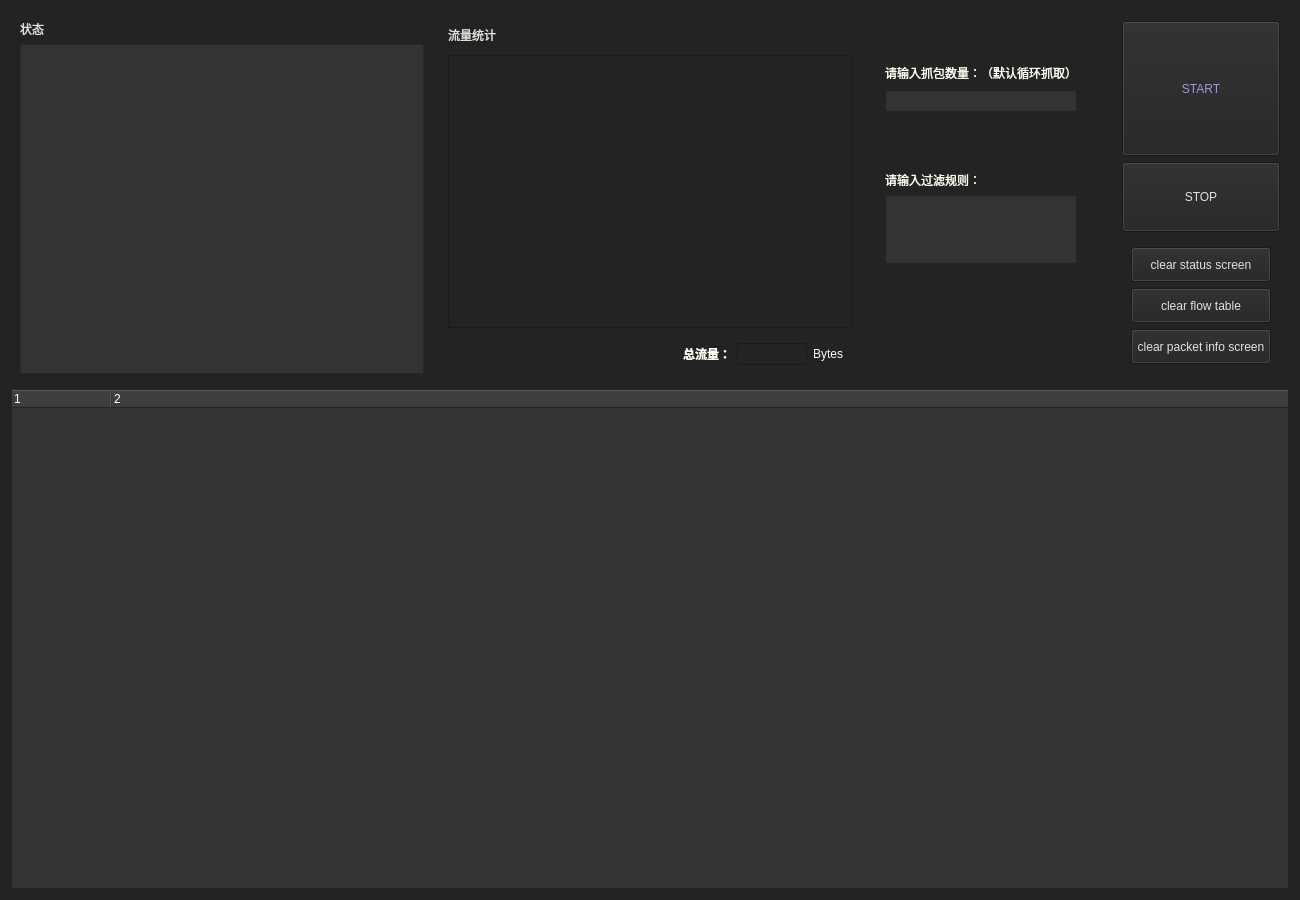
Qt form widget.ui (AnjaVon-vv/Sniffer) before a commit.
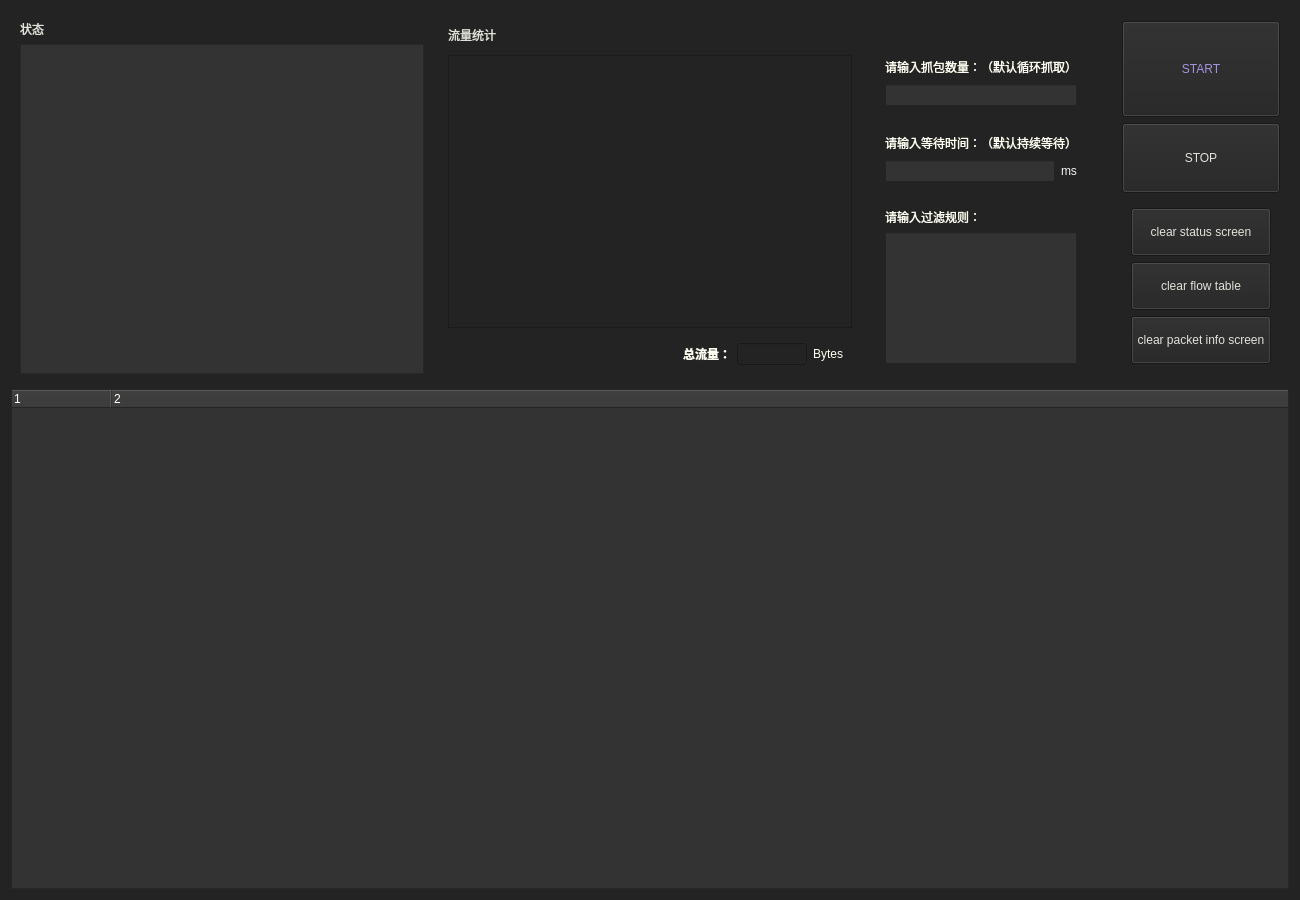
The same form after that commit. Icons and pictures are not drawn.

Commit message: 增加时间限制

The edit to the form file:
```diff
--- a/widget.ui
+++ b/widget.ui
@@ -120,150 +120,6 @@
       </size>
      </property>
      <layout class="QGridLayout" name="gridLayout_2">
-      <item row="1" column="0" rowspan="2">
-       <widget class="QWidget" name="widget_3" native="true">
-        <layout class="QVBoxLayout" name="verticalLayout_4">
-         <item>
-          <widget class="QLabel" name="label_8">
-           <property name="sizePolicy">
-            <sizepolicy hsizetype="Preferred" vsizetype="Maximum">
-             <horstretch>0</horstretch>
-             <verstretch>0</verstretch>
-            </sizepolicy>
-           </property>
-           <property name="styleSheet">
-            <string notr="true">color: rgb(255,255,243);</string>
-           </property>
-           <property name="text">
-            <string>请输入过滤规则：</string>
-           </property>
-          </widget>
-         </item>
-         <item>
-          <widget class="QLineEdit" name="filterLine">
-           <property name="sizePolicy">
-            <sizepolicy hsizetype="Expanding" vsizetype="Preferred">
-             <horstretch>0</horstretch>
-             <verstretch>0</verstretch>
-            </sizepolicy>
-           </property>
-           <property name="styleSheet">
-            <string notr="true">color: rgb(255, 255, 243);
-background-color: rgb(51, 51, 51);</string>
-           </property>
-           <property name="text">
-            <string/>
-           </property>
-           <property name="maxLength">
-            <number>20</number>
-           </property>
-           <property name="cursorPosition">
-            <number>0</number>
-           </property>
-          </widget>
-         </item>
-         <item>
-          <spacer name="verticalSpacer">
-           <property name="orientation">
-            <enum>Qt::Vertical</enum>
-           </property>
-           <property name="sizeType">
-            <enum>QSizePolicy::Fixed</enum>
-           </property>
-           <property name="sizeHint" stdset="0">
-            <size>
-             <width>20</width>
-             <height>100</height>
-            </size>
-           </property>
-          </spacer>
-         </item>
-        </layout>
-       </widget>
-      </item>
-      <item row="0" column="0">
-       <widget class="QWidget" name="widget_2" native="true">
-        <property name="sizePolicy">
-         <sizepolicy hsizetype="Preferred" vsizetype="Minimum">
-          <horstretch>0</horstretch>
-          <verstretch>0</verstretch>
-         </sizepolicy>
-        </property>
-        <property name="minimumSize">
-         <size>
-          <width>0</width>
-          <height>70</height>
-         </size>
-        </property>
-        <property name="maximumSize">
-         <size>
-          <width>16777215</width>
-          <height>70</height>
-         </size>
-        </property>
-        <layout class="QVBoxLayout" name="verticalLayout_3">
-         <item>
-          <widget class="QLabel" name="label_4">
-           <property name="sizePolicy">
-            <sizepolicy hsizetype="Preferred" vsizetype="Maximum">
-             <horstretch>0</horstretch>
-             <verstretch>0</verstretch>
-            </sizepolicy>
-           </property>
-           <property name="styleSheet">
-            <string notr="true">color: rgb(255,255,243);</string>
-           </property>
-           <property name="text">
-            <string>请输入抓包数量：（默认循环抓取）</string>
-           </property>
-          </widget>
-         </item>
-         <item>
-          <widget class="QLineEdit" name="inputLineEdit">
-           <property name="sizePolicy">
-            <sizepolicy hsizetype="Expanding" vsizetype="Maximum">
-             <horstretch>0</horstretch>
-             <verstretch>0</verstretch>
-            </sizepolicy>
-           </property>
-           <property name="styleSheet">
-            <string notr="true">color: rgb(255, 255, 243);
-background-color: rgb(51, 51, 51);</string>
-           </property>
-           <property name="text">
-            <string/>
-           </property>
-           <property name="maxLength">
-            <number>20</number>
-           </property>
-           <property name="cursorPosition">
-            <number>0</number>
-           </property>
-          </widget>
-         </item>
-        </layout>
-       </widget>
-      </item>
-      <item row="0" column="2">
-       <widget class="QToolButton" name="startBtn">
-        <property name="sizePolicy">
-         <sizepolicy hsizetype="Expanding" vsizetype="Expanding">
-          <horstretch>0</horstretch>
-          <verstretch>0</verstretch>
-         </sizepolicy>
-        </property>
-        <property name="cursor">
-         <cursorShape>PointingHandCursor</cursorShape>
-        </property>
-        <property name="styleSheet">
-         <string notr="true">color: rgb(165, 147, 224);
-font: 75 23pt &quot;URW Bookman L&quot;;</string>
-        </property>
-        <property name="text">
-         <string>START</string>
-        </property>
-       </widget>
-      </item>
       <item row="0" column="1">
        <spacer name="horizontalSpacer">
         <property name="orientation">
@@ -280,7 +136,245 @@
         </property>
        </spacer>
       </item>
+      <item row="0" column="2" rowspan="2">
+       <widget class="QToolButton" name="startBtn">
+        <property name="sizePolicy">
+         <sizepolicy hsizetype="Expanding" vsizetype="Expanding">
+          <horstretch>0</horstretch>
+          <verstretch>0</verstretch>
+         </sizepolicy>
+        </property>
+        <property name="cursor">
+         <cursorShape>PointingHandCursor</cursorShape>
+        </property>
+        <property name="styleSheet">
+         <string notr="true">color: rgb(165, 147, 224);
+font: 75 23pt &quot;URW Bookman L&quot;;</string>
+        </property>
+        <property name="text">
+         <string>START</string>
+        </property>
+       </widget>
+      </item>
+      <item row="1" column="0">
+       <widget class="QWidget" name="widget_2" native="true">
+        <property name="sizePolicy">
+         <sizepolicy hsizetype="Preferred" vsizetype="Minimum">
+          <horstretch>0</horstretch>
+          <verstretch>0</verstretch>
+         </sizepolicy>
+        </property>
+        <property name="minimumSize">
+         <size>
+          <width>0</width>
+          <height>70</height>
+         </size>
+        </property>
+        <property name="maximumSize">
+         <size>
+          <width>16777215</width>
+          <height>70</height>
+         </size>
+        </property>
+        <layout class="QVBoxLayout" name="verticalLayout_3">
+         <item>
+          <widget class="QLabel" name="label_4">
+           <property name="sizePolicy">
+            <sizepolicy hsizetype="Preferred" vsizetype="Maximum">
+             <horstretch>0</horstretch>
+             <verstretch>0</verstretch>
+            </sizepolicy>
+           </property>
+           <property name="styleSheet">
+            <string notr="true">color: rgb(255,255,243);</string>
+           </property>
+           <property name="text">
+            <string>请输入抓包数量：（默认循环抓取）</string>
+           </property>
+          </widget>
+         </item>
+         <item>
+          <widget class="QLineEdit" name="inputLineEdit">
+           <property name="sizePolicy">
+            <sizepolicy hsizetype="Expanding" vsizetype="Maximum">
+             <horstretch>0</horstretch>
+             <verstretch>0</verstretch>
+            </sizepolicy>
+           </property>
+           <property name="styleSheet">
+            <string notr="true">color: rgb(255, 255, 243);
+background-color: rgb(51, 51, 51);</string>
+           </property>
+           <property name="text">
+            <string/>
+           </property>
+           <property name="maxLength">
+            <number>20</number>
+           </property>
+           <property name="cursorPosition">
+            <number>0</number>
+           </property>
+          </widget>
+         </item>
+        </layout>
+       </widget>
+      </item>
+      <item row="2" column="0">
+       <widget class="QWidget" name="widget_4" native="true">
+        <property name="sizePolicy">
+         <sizepolicy hsizetype="Preferred" vsizetype="Minimum">
+          <horstretch>0</horstretch>
+          <verstretch>0</verstretch>
+         </sizepolicy>
+        </property>
+        <property name="minimumSize">
+         <size>
+          <width>0</width>
+          <height>70</height>
+         </size>
+        </property>
+        <property name="maximumSize">
+         <size>
+          <width>16777215</width>
+          <height>70</height>
+         </size>
+        </property>
+        <layout class="QGridLayout" name="gridLayout_4">
+         <item row="0" column="0" colspan="2">
+          <widget class="QLabel" name="label_9">
+           <property name="sizePolicy">
+            <sizepolicy hsizetype="Preferred" vsizetype="Maximum">
+             <horstretch>0</horstretch>
+             <verstretch>0</verstretch>
+            </sizepolicy>
+           </property>
+           <property name="styleSheet">
+            <string notr="true">color: rgb(255,255,243);</string>
+           </property>
+           <property name="text">
+            <string>请输入等待时间：（默认持续等待）</string>
+           </property>
+          </widget>
+         </item>
+         <item row="1" column="0">
+          <widget class="QLineEdit" name="timeLine">
+           <property name="sizePolicy">
+            <sizepolicy hsizetype="Expanding" vsizetype="Maximum">
+             <horstretch>0</horstretch>
+             <verstretch>0</verstretch>
+            </sizepolicy>
+           </property>
+           <property name="styleSheet">
+            <string notr="true">color: rgb(255, 255, 243);
+background-color: rgb(51, 51, 51);</string>
+           </property>
+           <property name="text">
+            <string/>
+           </property>
+           <property name="maxLength">
+            <number>20</number>
+           </property>
+           <property name="cursorPosition">
+            <number>0</number>
+           </property>
+          </widget>
+         </item>
+         <item row="1" column="1">
+          <widget class="QLabel" name="label_2">
+           <property name="styleSheet">
+            <string notr="true">color: rgb(243, 243, 243);</string>
+           </property>
+           <property name="text">
+            <string>ms</string>
+           </property>
+          </widget>
+         </item>
+        </layout>
+       </widget>
+      </item>
       <item row="2" column="2">
+       <widget class="QToolButton" name="stopBtn">
+        <property name="sizePolicy">
+         <sizepolicy hsizetype="Expanding" vsizetype="Fixed">
+          <horstretch>0</horstretch>
+          <verstretch>0</verstretch>
+         </sizepolicy>
+        </property>
+        <property name="minimumSize">
+         <size>
+          <width>0</width>
+          <height>70</height>
+         </size>
+        </property>
+        <property name="maximumSize">
+         <size>
+          <width>16777215</width>
+          <height>70</height>
+         </size>
+        </property>
+        <property name="cursor">
+         <cursorShape>PointingHandCursor</cursorShape>
+        </property>
+        <property name="styleSheet">
+         <string notr="true">color: rgb(224, 227, 218);</string>
+        </property>
+        <property name="text">
+         <string>STOP</string>
+        </property>
+       </widget>
+      </item>
+      <item row="3" column="0">
+       <widget class="QWidget" name="widget_3" native="true">
+        <property name="sizePolicy">
+         <sizepolicy hsizetype="Preferred" vsizetype="Expanding">
+          <horstretch>0</horstretch>
+          <verstretch>0</verstretch>
+         </sizepolicy>
+        </property>
+        <layout class="QVBoxLayout" name="verticalLayout_4">
+         <item>
+          <widget class="QLabel" name="label_8">
+           <property name="sizePolicy">
+            <sizepolicy hsizetype="Preferred" vsizetype="Maximum">
+             <horstretch>0</horstretch>
+             <verstretch>0</verstretch>
+            </sizepolicy>
+           </property>
+           <property name="styleSheet">
+            <string notr="true">color: rgb(255,255,243);</string>
+           </property>
+           <property name="text">
+            <string>请输入过滤规则：</string>
+           </property>
+          </widget>
+         </item>
+         <item>
+          <widget class="QLineEdit" name="filterLine">
+           <property name="sizePolicy">
+            <sizepolicy hsizetype="Expanding" vsizetype="Preferred">
+             <horstretch>0</horstretch>
+             <verstretch>0</verstretch>
+            </sizepolicy>
+           </property>
+           <property name="styleSheet">
+            <string notr="true">color: rgb(255, 255, 243);
+background-color: rgb(51, 51, 51);</string>
+           </property>
+           <property name="text">
+            <string/>
+           </property>
+           <property name="maxLength">
+            <number>20</number>
+           </property>
+           <property name="cursorPosition">
+            <number>0</number>
+           </property>
+          </widget>
+         </item>
+        </layout>
+       </widget>
+      </item>
+      <item row="3" column="2">
        <widget class="QWidget" name="widgetClearBtn" native="true">
         <property name="sizePolicy">
          <sizepolicy hsizetype="Preferred" vsizetype="MinimumExpanding">
@@ -358,37 +452,6 @@
         </layout>
        </widget>
       </item>
-      <item row="1" column="2">
-       <widget class="QToolButton" name="stopBtn">
-        <property name="sizePolicy">
-         <sizepolicy hsizetype="Expanding" vsizetype="Fixed">
-          <horstretch>0</horstretch>
-          <verstretch>0</verstretch>
-         </sizepolicy>
-        </property>
-        <property name="minimumSize">
-         <size>
-          <width>0</width>
-          <height>70</height>
-         </size>
-        </property>
-        <property name="maximumSize">
-         <size>
-          <width>16777215</width>
-          <height>70</height>
-         </size>
-        </property>
-        <property name="cursor">
-         <cursorShape>PointingHandCursor</cursorShape>
-        </property>
-        <property name="styleSheet">
-         <string notr="true">color: rgb(224, 227, 218);</string>
-        </property>
-        <property name="text">
-         <string>STOP</string>
-        </property>
-       </widget>
-      </item>
      </layout>
     </widget>
    </item>
```
The commit also changes 13 other files.
